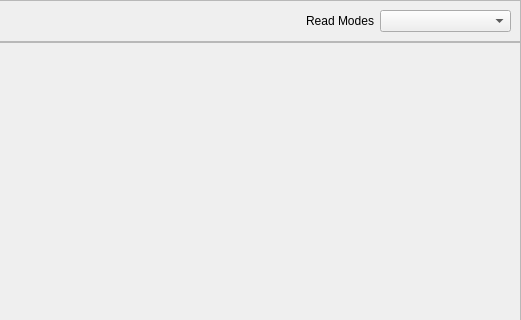
The window that src/main/cpp/gui/ui/CameraWidget.ui (treaves/QHYAstroImager) describes before a commit, drawn with Qt 5; both pictures show x 311 to 832 and y 0 to 320 of the 832 by 558 pixel window.
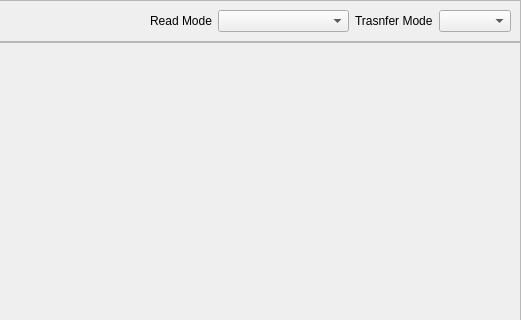
The same window after the commit. Icons and pictures are not drawn.

Commit message:
Work on setting cameras modes.
Reworked the setting of read and transfer modes.
Added missing QDebug import.

Patch:
```diff
--- a/src/main/cpp/gui/ui/CameraWidget.ui
+++ b/src/main/cpp/gui/ui/CameraWidget.ui
@@ -72,7 +72,7 @@
       <item>
        <widget class="QLabel" name="label">
         <property name="text">
-         <string>Read Modes</string>
+         <string>Read Mode</string>
         </property>
        </widget>
       </item>
@@ -89,6 +89,20 @@
         </property>
        </widget>
       </item>
+      <item>
+       <widget class="QLabel" name="label_2">
+        <property name="text">
+         <string>Trasnfer Mode</string>
+        </property>
+       </widget>
+      </item>
+      <item>
+       <widget class="QComboBox" name="comboBoxTransferMode">
+        <property name="sizeAdjustPolicy">
+         <enum>QComboBox::AdjustToContents</enum>
+        </property>
+       </widget>
+      </item>
      </layout>
     </widget>
    </item>
```
Left out of the diff: 2 changed lines with no effect on the pictures. The commit also changes 5 other files.
